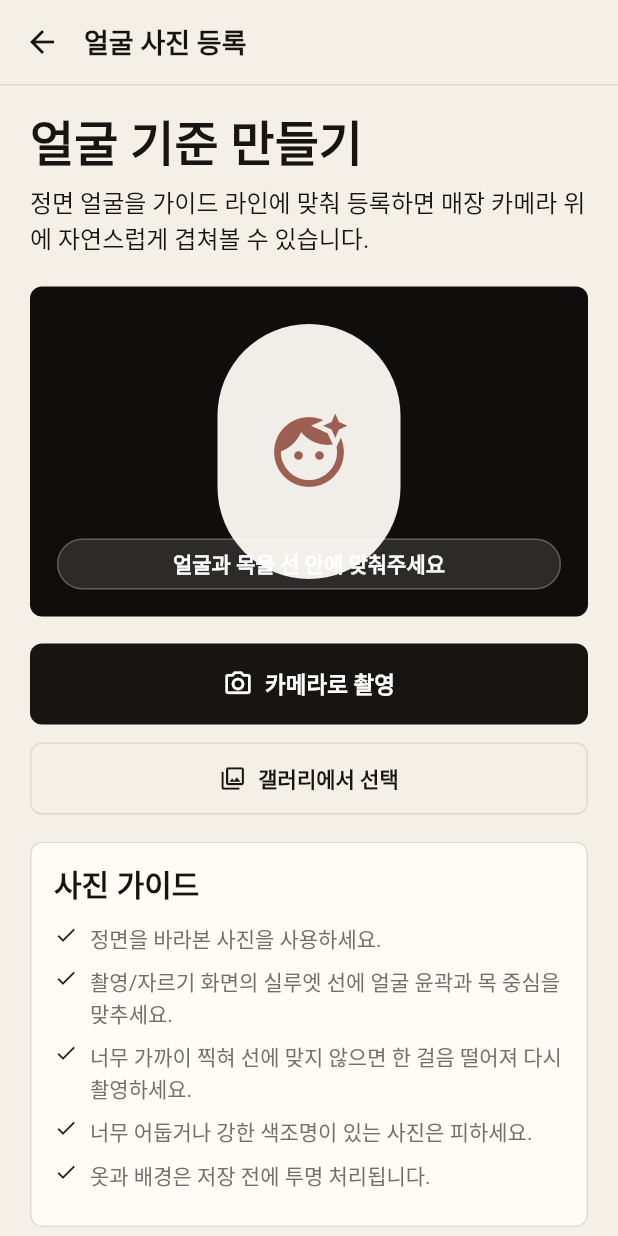
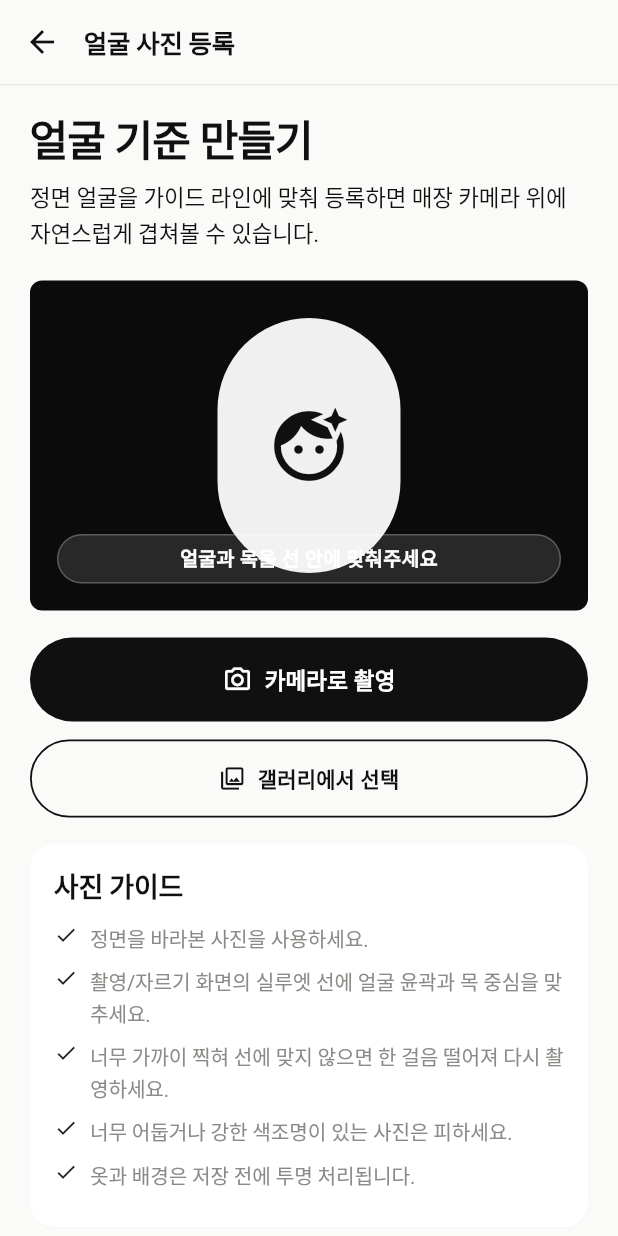
Before and after one commit to kjs3047/fitface, a Flutter app: the screen it shows after launch, after a tap on "내 얼굴 등록하기", on a phone screen of 412 x 824 dp. Run offline on Flutter 3.47's test engine with Material 3 defaults, Android fonts, the phone set to English and light mode, and no system bars; our stand-ins replace camera, flutter_riverpod, image_picker, permission_handler; Roboto replaces fonts that are missing (Pretendard).

Commit message:
Redesign UI with editorial black theme and Pretendard
무채색 베이스 + 잉크 블랙 팔레트, Pretendard 폰트 번들로 한글 타이포 통제, 보더리스 카드 + pill 버튼 + radius 정리, 온보딩/스플래시 에디토리얼 재구성. analyze 클린, 61개 테스트 통과.

Co-Authored-By: Claude Opus 4.8 (1M context) <noreply@anthropic.com>

```diff
--- a/lib/core/theme/app_theme.dart
+++ b/lib/core/theme/app_theme.dart
@@ -1,17 +1,18 @@
 import 'package:flutter/material.dart';
 
 class AppTheme {
-  static const paper = Color(0xFFF4F0E8);
-  static const surface = Color(0xFFFFFCF7);
-  static const ink = Color(0xFF171412);
-  static const mutedInk = Color(0xFF756D66);
-  static const line = Color(0xFFE2D9CE);
-  static const accent = Color(0xFF9E5F53);
-  static const accentSoft = Color(0xFFF0DDD7);
-  static const bronze = Color(0xFFB47A4B);
-  static const bronzeSoft = Color(0xFFF2E0CE);
-  static const cameraBlack = Color(0xFF0F0E0C);
-  static const imagePlaceholder = Color(0xFFECE6DD);
+  // 에디토리얼 블랙: 무채색 베이스 + 잉크 블랙. 색은 사진(옷/얼굴)에서만 나온다.
+  static const paper = Color(0xFFFAFAF8); // 화면 배경 (거의 흰색, 미세한 웜)
+  static const surface = Color(0xFFFFFFFF); // 카드/입력 표면 (순백)
+  static const ink = Color(0xFF101010); // 본문/표제/주 버튼 (잉크 블랙)
+  static const mutedInk = Color(0xFF8A8A86); // 보조 텍스트
+  static const line = Color(0xFFEAEAE6); // 아주 옅은 구분선
+  static const accent = Color(0xFF101010); // 강조 = 블랙 (포인트는 형태/대비로)
+  static const accentSoft = Color(0xFFF2F2EF); // 옅은 강조 배경 (뉴트럴)
+  static const bronze = Color(0xFF9A7B53); // BEST/포인트 1개만 남기는 메탈릭
+  static const bronzeSoft = Color(0xFFF1ECE3);
+  static const cameraBlack = Color(0xFF0B0B0B);
+  static const imagePlaceholder = Color(0xFFEDEDEA);
 
   static ThemeData light() {
     return ThemeData(
@@ -28,76 +29,79 @@ class AppTheme {
         error: Color(0xFFB3261E),
       ),
       scaffoldBackgroundColor: paper,
-      fontFamily: 'Roboto',
+      // Pretendard: 한글/영문 모두 타이트한 자간의 산세리프로 에디토리얼 인상을 만든다.
+      fontFamily: 'Pretendard',
       textTheme: const TextTheme(
+        // 표제: 크게, 무게는 낮추고(w600) 자간을 좁혀 잡지 콘텐츠처럼.
         displayLarge: TextStyle(
-          fontSize: 48,
-          height: 0.98,
-          fontWeight: FontWeight.w800,
-          letterSpacing: 0,
+          fontSize: 46,
+          height: 1.0,
+          fontWeight: FontWeight.w600,
+          letterSpacing: -1.2,
           color: ink,
         ),
         displayMedium: TextStyle(
-          fontSize: 38,
-          height: 1.02,
-          fontWeight: FontWeight.w800,
-          letterSpacing: 0,
+          fontSize: 36,
+          height: 1.04,
+          fontWeight: FontWeight.w600,
+          letterSpacing: -0.9,
           color: ink,
         ),
         displaySmall: TextStyle(
-          fontSize: 32,
-          height: 1.04,
-          fontWeight: FontWeight.w800,
-          letterSpacing: 0,
+          fontSize: 28,
+          height: 1.08,
+          fontWeight: FontWeight.w600,
+          letterSpacing: -0.6,
           color: ink,
         ),
         headlineMedium: TextStyle(
-          fontSize: 24,
-          height: 1.16,
-          fontWeight: FontWeight.w800,
-          letterSpacing: 0,
+          fontSize: 22,
+          height: 1.2,
+          fontWeight: FontWeight.w600,
+          letterSpacing: -0.4,
           color: ink,
         ),
         titleLarge: TextStyle(
-          fontSize: 20,
-          height: 1.2,
-          fontWeight: FontWeight.w800,
-          letterSpacing: 0,
+          fontSize: 18,
+          height: 1.24,
+          fontWeight: FontWeight.w600,
+          letterSpacing: -0.2,
           color: ink,
         ),
         titleMedium: TextStyle(
-          fontSize: 16,
-          height: 1.32,
-          fontWeight: FontWeight.w700,
-          letterSpacing: 0,
+          fontSize: 15,
+          height: 1.34,
+          fontWeight: FontWeight.w600,
+          letterSpacing: -0.1,
           color: ink,
         ),
         bodyLarge: TextStyle(
-          fontSize: 16,
-          height: 1.45,
+          fontSize: 15,
+          height: 1.5,
           fontWeight: FontWeight.w400,
-          letterSpacing: 0,
+          letterSpacing: -0.1,
           color: ink,
         ),
         bodyMedium: TextStyle(
-          fontSize: 14,
-          height: 1.42,
+          fontSize: 13.5,
+          height: 1.48,
           fontWeight: FontWeight.w400,
-          letterSpacing: 0,
+          letterSpacing: -0.1,
           color: mutedInk,
         ),
+        // 라벨/오버라인: 작게, 넓은 양수 자간 + 대문자 인상으로 에디토리얼 키커.
         labelLarge: TextStyle(
-          fontSize: 14,
+          fontSize: 13,
           height: 1.2,
-          fontWeight: FontWeight.w800,
-          letterSpacing: 0,
+          fontWeight: FontWeight.w600,
+          letterSpacing: 0.2,
           color: ink,
         ),
         labelMedium: TextStyle(
-          fontSize: 12,
-          height: 1.2,
-          fontWeight: FontWeight.w700,
-          letterSpacing: 0,
+          fontSize: 11,
+          height: 1.3,
+          fontWeight: FontWeight.w600,
+          letterSpacing: 0.8,
           color: mutedInk,
         ),
       ),
@@ -108,49 +112,52 @@ class AppTheme {
         backgroundColor: paper,
         foregroundColor: ink,
         titleTextStyle: TextStyle(
-          fontSize: 18,
-          fontWeight: FontWeight.w800,
+          fontSize: 17,
+          fontWeight: FontWeight.w600,
+          letterSpacing: -0.2,
           color: ink,
         ),
       ),
+      // 카드는 1px 테두리 대신 순백 표면 + 아주 옅은 그림자로 깊이를 만든다.
       cardTheme: CardThemeData(
-        elevation: 0,
+        elevation: 0.5,
+        shadowColor: ink.withValues(alpha: 0.06),
+        surfaceTintColor: Colors.transparent,
         color: surface,
         margin: EdgeInsets.zero,
         clipBehavior: Clip.antiAlias,
         shape: RoundedRectangleBorder(
-          borderRadius: BorderRadius.circular(8),
-          side: const BorderSide(color: line),
+          borderRadius: BorderRadius.circular(16),
         ),
       ),
       filledButtonTheme: FilledButtonThemeData(
         style: FilledButton.styleFrom(
           backgroundColor: ink,
           foregroundColor: Colors.white,
-          disabledBackgroundColor: const Color(0xFFC7BDB4),
-          disabledForegroundColor: Colors.white70,
-          minimumSize: const Size.fromHeight(54),
+          disabledBackgroundColor: const Color(0xFFD8D8D4),
+          disabledForegroundColor: Colors.white,
+          minimumSize: const Size.fromHeight(56),
           textStyle: const TextStyle(
             fontSize: 15,
-            fontWeight: FontWeight.w800,
-            letterSpacing: 0,
+            fontWeight: FontWeight.w600,
+            letterSpacing: 0.1,
           ),
-          padding: const EdgeInsets.symmetric(horizontal: 18),
-          shape: RoundedRectangleBorder(borderRadius: BorderRadius.circular(8)),
+          padding: const EdgeInsets.symmetric(horizontal: 20),
+          shape: const StadiumBorder(),
         ),
       ),
       outlinedButtonTheme: OutlinedButtonThemeData(
         style: OutlinedButton.styleFrom(
-          minimumSize: const Size.fromHeight(48),
+          minimumSize: const Size.fromHeight(52),
           foregroundColor: ink,
-          side: const BorderSide(color: line),
+          side: const BorderSide(color: ink, width: 1.2),
           textStyle: const TextStyle(
             fontSize: 14,
-            fontWeight: FontWeight.w800,
-            letterSpacing: 0,
+            fontWeight: FontWeight.w600,
+            letterSpacing: 0.1,
           ),
-          padding: const EdgeInsets.symmetric(horizontal: 16),
-          shape: RoundedRectangleBorder(borderRadius: BorderRadius.circular(8)),
+          padding: const EdgeInsets.symmetric(horizontal: 18),
+          shape: const StadiumBorder(),
         ),
       ),
       textButtonTheme: TextButtonThemeData(
@@ -158,8 +165,8 @@ class AppTheme {
           foregroundColor: ink,
           textStyle: const TextStyle(
             fontSize: 14,
-            fontWeight: FontWeight.w800,
-            letterSpacing: 0,
+            fontWeight: FontWeight.w600,
+            letterSpacing: 0.1,
           ),
         ),
       ),
@@ -169,26 +176,27 @@ class AppTheme {
         labelStyle: const TextStyle(color: mutedInk),
         hintStyle: const TextStyle(color: mutedInk),
         contentPadding: const EdgeInsets.symmetric(
-          horizontal: 14,
-          vertical: 14,
+          horizontal: 16,
+          vertical: 16,
         ),
         border: OutlineInputBorder(
-          borderRadius: BorderRadius.circular(8),
+          borderRadius: BorderRadius.circular(12),
           borderSide: const BorderSide(color: line),
         ),
         enabledBorder: OutlineInputBorder(
-          borderRadius: BorderRadius.circular(8),
+          borderRadius: BorderRadius.circular(12),
           borderSide: const BorderSide(color: line),
         ),
         focusedBorder: OutlineInputBorder(
-          borderRadius: BorderRadius.circular(8),
+          borderRadius: BorderRadius.circular(12),
           borderSide: const BorderSide(color: ink, width: 1.4),
         ),
       ),
       dialogTheme: DialogThemeData(
         backgroundColor: surface,
+        surfaceTintColor: Colors.transparent,
         shape: RoundedRectangleBorder(
-          borderRadius: BorderRadius.circular(8),
+          borderRadius: BorderRadius.circular(20),
         ),
       ),
       dividerTheme: const DividerThemeData(color: line, thickness: 1),
--- a/lib/presentation/screens/onboarding/onboarding_screen.dart
+++ b/lib/presentation/screens/onboarding/onboarding_screen.dart
@@ -130,11 +130,12 @@ class _RackPainter extends CustomPainter {
       rail,
     );
 
+    // 에디토리얼 무채색: 옷걸이를 흑백 톤으로 정돈해 색은 사진에만 남긴다.
     final colors = [
-      const Color(0xFFB78373),
-      const Color(0xFFD8C5B2),
-      const Color(0xFF5F6462),
-      const Color(0xFFE7DED1),
+      const Color(0xFFEDEDEA),
+      const Color(0xFFBFBFBA),
+      const Color(0xFF6E6E69),
+      const Color(0xFF9A9A95),
     ];
     for (var i = 0; i < 4; i++) {
       final left = size.width * (0.16 + i * 0.17);
--- a/lib/presentation/screens/splash/splash_screen.dart
+++ b/lib/presentation/screens/splash/splash_screen.dart
@@ -2,7 +2,6 @@ import 'package:flutter/material.dart';
 import 'package:flutter_riverpod/flutter_riverpod.dart';
 
 import '../../../core/utils/file_utils.dart';
-import '../../../core/theme/app_theme.dart';
 import '../../../providers/user_profile_provider.dart';
 import '../../routes/route_names.dart';
 
@@ -40,35 +39,25 @@ class _SplashScreenState extends ConsumerState<SplashScreen> {
         child: Column(
           mainAxisSize: MainAxisSize.min,
           children: [
-            DecoratedBox(
-              decoration: BoxDecoration(
-                color: AppTheme.ink,
-                borderRadius: BorderRadius.circular(8),
-              ),
-              child: const Padding(
-                padding: EdgeInsets.all(18),
-                child: Icon(
-                  Icons.center_focus_strong,
-                  size: 42,
-                  color: Colors.white,
-                ),
-              ),
+            Text(
+              'EDITORIAL FITTING',
+              style: Theme.of(context).textTheme.labelMedium,
             ),
-            const SizedBox(height: 18),
+            const SizedBox(height: 14),
             Text(
               'FitFace',
-              style: Theme.of(context).textTheme.displaySmall,
+              style: Theme.of(context).textTheme.displayMedium,
             ),
-            const SizedBox(height: 8),
+            const SizedBox(height: 10),
             Text(
               '얼굴을 겹쳐보는 피팅 도구',
               style: Theme.of(context).textTheme.bodyMedium,
             ),
-            const SizedBox(height: 22),
+            const SizedBox(height: 28),
             const SizedBox(
-              width: 28,
-              height: 28,
-              child: CircularProgressIndicator(strokeWidth: 2.4),
+              width: 22,
+              height: 22,
+              child: CircularProgressIndicator(strokeWidth: 2),
             ),
           ],
         ),
--- a/lib/presentation/widgets/ai_processing_status.dart
+++ b/lib/presentation/widgets/ai_processing_status.dart
@@ -54,7 +54,7 @@ class _AiProcessingStatusState extends State<AiProcessingStatus> {
       key: prefix == null ? null : Key('$prefix-processing-status'),
       decoration: BoxDecoration(
         color: AppTheme.accentSoft,
-        borderRadius: BorderRadius.circular(8),
+        borderRadius: BorderRadius.circular(12),
         border: Border.all(color: AppTheme.line),
       ),
       child: Padding(
--- a/lib/presentation/widgets/empty_state.dart
+++ b/lib/presentation/widgets/empty_state.dart
@@ -18,7 +18,6 @@ class EmptyState extends StatelessWidget {
 
   @override
   Widget build(BuildContext context) {
-    final colors = Theme.of(context).colorScheme;
     return Center(
       child: Padding(
         padding: const EdgeInsets.all(20),
@@ -27,22 +26,28 @@ class EmptyState extends StatelessWidget {
           child: DecoratedBox(
             decoration: BoxDecoration(
               color: AppTheme.surface,
-              border: Border.all(color: AppTheme.line),
-              borderRadius: BorderRadius.circular(8),
+              borderRadius: BorderRadius.circular(16),
+              boxShadow: [
+                BoxShadow(
+                  color: AppTheme.ink.withValues(alpha: 0.05),
+                  blurRadius: 18,
+                  offset: const Offset(0, 6),
+                ),
+              ],
             ),
             child: Padding(
-              padding: const EdgeInsets.all(24),
+              padding: const EdgeInsets.all(28),
               child: Column(
                 mainAxisSize: MainAxisSize.min,
                 children: [
                   DecoratedBox(
-                    decoration: BoxDecoration(
-                      color: colors.secondary.withValues(alpha: 0.12),
-                      borderRadius: BorderRadius.circular(8),
+                    decoration: const BoxDecoration(
+                      color: AppTheme.accentSoft,
+                      shape: BoxShape.circle,
                     ),
                     child: Padding(
-                      padding: const EdgeInsets.all(12),
-                      child: Icon(icon, size: 30, color: colors.primary),
+                      padding: const EdgeInsets.all(16),
+                      child: Icon(icon, size: 28, color: AppTheme.ink),
                     ),
                   ),
                   const SizedBox(height: 16),
--- a/lib/presentation/widgets/opacity_slider.dart
+++ b/lib/presentation/widgets/opacity_slider.dart
@@ -20,7 +20,7 @@ class OpacitySlider extends StatelessWidget {
       decoration: BoxDecoration(
         color: AppTheme.surface,
         border: Border.all(color: AppTheme.line),
-        borderRadius: BorderRadius.circular(8),
+        borderRadius: BorderRadius.circular(12),
       ),
       child: Padding(
         padding: const EdgeInsets.fromLTRB(12, 8, 8, 8),
--- a/lib/presentation/widgets/personal_color_hint_banner.dart
+++ b/lib/presentation/widgets/personal_color_hint_banner.dart
@@ -32,7 +32,7 @@ class PersonalColorHintBanner extends StatelessWidget {
         key: const Key('personal-color-hint-banner'),
         decoration: BoxDecoration(
           color: AppTheme.bronzeSoft,
-          borderRadius: BorderRadius.circular(8),
+          borderRadius: BorderRadius.circular(12),
           border: Border.all(color: AppTheme.line),
         ),
         child: Padding(
```
Also changed, not shown: pubspec.yaml (+11 -0 lines), 4 other files.
